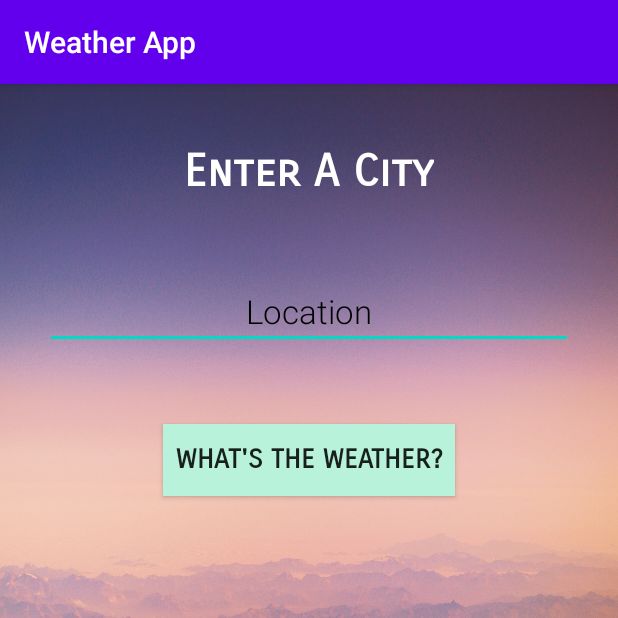
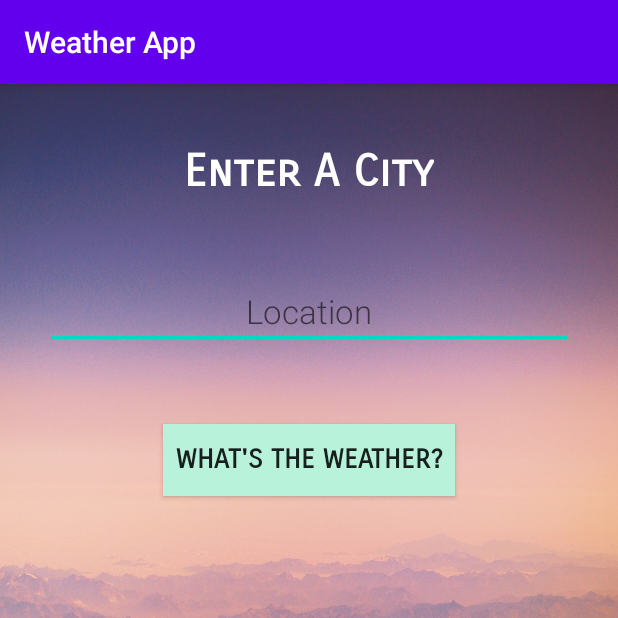
Before and after one commit to anjalisi/Weather-App, an Android app: the screen it shows after launch (MainActivity), after a tap on "WHAT'S THE WEATHER?", on a phone screen of 412 x 824 dp, the top half of it. Run offline under Robolectric (Android 15) with nearby library versions, the phone set to English and light mode, and no system bars; 4 statements that could not run were skipped.

Commit message:
Taking Input from User

```diff
--- a/app/src/main/AndroidManifest.xml
+++ b/app/src/main/AndroidManifest.xml
@@ -1,7 +1,7 @@
 <?xml version="1.0" encoding="utf-8"?>
 <manifest xmlns:android="http://schemas.android.com/apk/res/android"
     package="com.example.weatherapp">
-
+    <uses-permission android:name="android.permission.INTERNET"/>
     <application
         android:allowBackup="true"
         android:icon="@mipmap/ic_launcher"
--- a/app/src/main/java/com/example/weatherapp/MainActivity.java
+++ b/app/src/main/java/com/example/weatherapp/MainActivity.java
@@ -6,6 +6,7 @@ import android.os.AsyncTask;
 import android.os.Bundle;
 import android.util.Log;
 import android.view.View;
+import android.widget.EditText;
 
 import org.json.JSONArray;
 import org.json.JSONException;
@@ -20,9 +21,14 @@ import java.net.URL;
 
 public class MainActivity extends AppCompatActivity {
 
+    EditText cityName;
     public void findWeather(View view)
     {
 
+        DownloadJSON task= new DownloadJSON();
+        task.execute("https://samples.openweathermap.org/data/2.5/weather?q="+cityName.getText().toString()+"&appid=439d4b804bc8187953eb36d2a8c26a02");
+
+        Log.i("City Name", cityName.getText().toString());
     }
     public class DownloadJSON extends AsyncTask<String, Void, String>
     {
@@ -83,5 +89,7 @@ public class MainActivity extends AppCompatActivity {
     protected void onCreate(Bundle savedInstanceState) {
         super.onCreate(savedInstanceState);
         setContentView(R.layout.activity_main);
+
+        cityName= (EditText)findViewById(R.id.location);
     }
 }
--- a/app/src/main/res/layout/activity_main.xml
+++ b/app/src/main/res/layout/activity_main.xml
@@ -26,7 +26,7 @@
         android:textStyle="bold" />
 
     <EditText
-        android:id="@+id/editText"
+        android:id="@+id/location"
         android:layout_width="match_parent"
         android:layout_height="wrap_content"
         android:layout_below="@id/textView"
@@ -35,8 +35,8 @@
         android:layout_marginTop="50dp"
         android:ems="10"
         android:fontFamily="sans-serif-light"
+        android:hint="Location"
         android:inputType="textPersonName"
-        android:text="Location"
         android:textAlignment="center"
         android:textAppearance="@style/TextAppearance.AppCompat.Large"
         android:textColor="#000000" />
@@ -45,7 +45,7 @@
         android:id="@+id/button"
         android:layout_width="wrap_content"
         android:layout_height="wrap_content"
-        android:layout_below="@id/editText"
+        android:layout_below="@id/location"
         android:layout_centerHorizontal="true"
         android:layout_marginTop="50dp"
         android:background="#B8F2DB"
```
